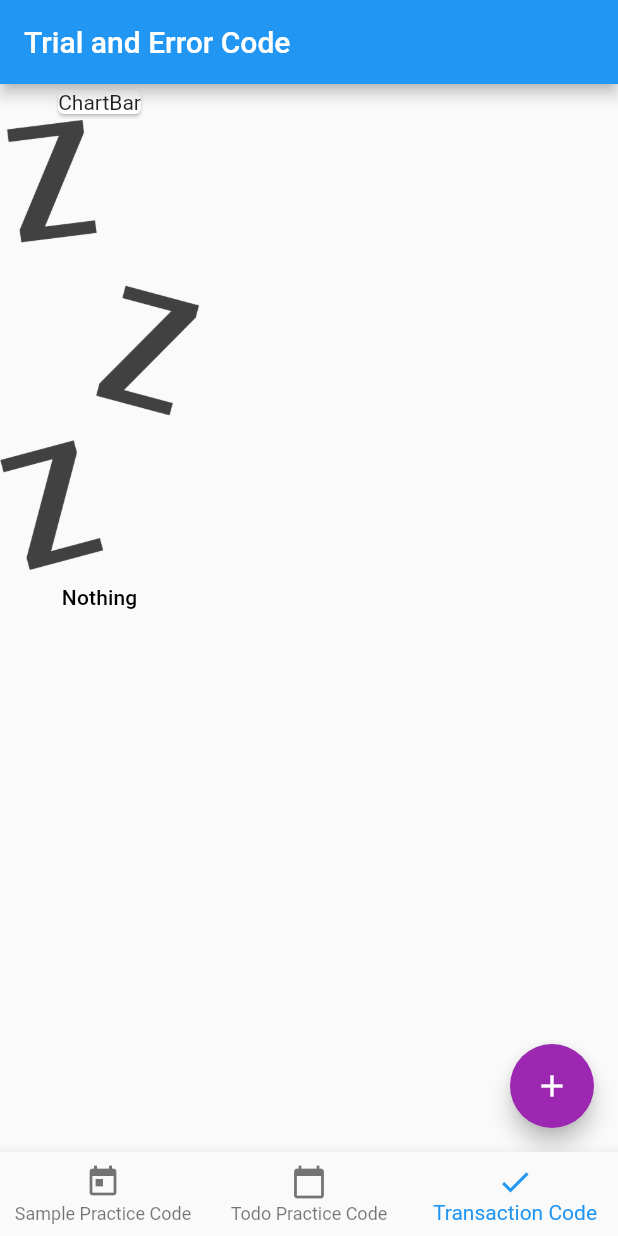
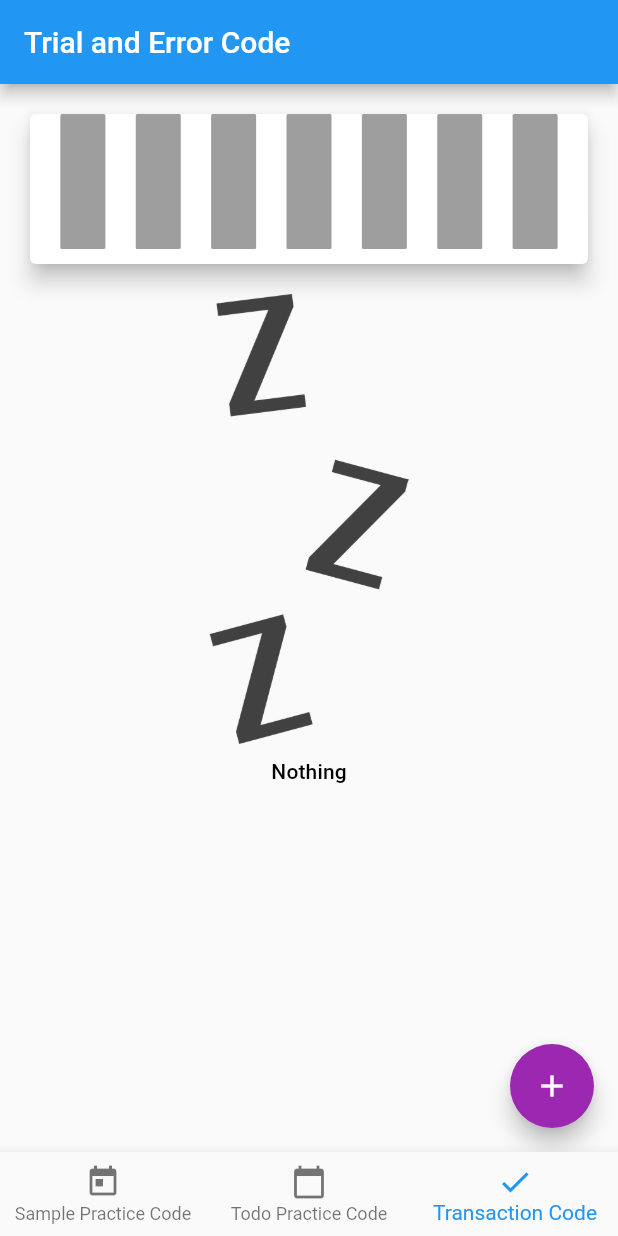
Before and after one commit to nevarwin/tryingflutter, a Flutter app: the screen it shows after launch, item 3 of the bottom bar chosen, on a phone screen of 412 x 824 dp. Run offline on Flutter 3.47's test engine with Material 2 defaults, Android fonts, the phone set to English and light mode, and no system bars; our stand-ins replace flutter_colorpicker, google_fonts.

Commit message:
added todochart

```diff
--- a/trying_flutter/lib/models/todo_class.dart
+++ b/trying_flutter/lib/models/todo_class.dart
@@ -4,6 +4,7 @@ class TodoClass {
   final String id;
   final String title;
   final String description;
+  final int number;
   final DateTime date;
   final Color color;
 
@@ -11,6 +12,7 @@ class TodoClass {
     required this.id,
     required this.title,
     required this.description,
+    required this.number,
     required this.date,
     this.color = Colors.blue,
   });
--- a/trying_flutter/lib/screens/todo_screen.dart
+++ b/trying_flutter/lib/screens/todo_screen.dart
@@ -17,6 +17,7 @@ class _TodoScreenState extends State<TodoScreen> {
       id: '1',
       title: 'title1',
       description: 'description1 ',
+      number: 1,
       date: DateTime.now(),
       color: Colors.teal,
     ),
@@ -24,6 +25,7 @@ class _TodoScreenState extends State<TodoScreen> {
       id: '2',
       title: 'title2',
       description: 'description2 ',
+      number: 1,
       date: DateTime.now(),
       color: Colors.orangeAccent,
     ),
@@ -33,12 +35,14 @@ class _TodoScreenState extends State<TodoScreen> {
     String title,
     String description,
     DateTime date,
+    int number,
     Color color,
   ) {
     final td = TodoClass(
       id: DateTime.now().toString(),
       title: title,
       description: description,
+      number: number,
       date: date,
       color: color,
     );
--- a/trying_flutter/lib/widgets/chart.dart
+++ b/trying_flutter/lib/widgets/chart.dart
@@ -1,5 +1,6 @@
 import 'package:flutter/material.dart';
 import 'package:intl/intl.dart';
+import 'package:trying_flutter/widgets/chart_bar.dart';
 import '../models/transaction.dart';
 
 class Chart extends StatelessWidget {
@@ -35,7 +36,14 @@ class Chart extends StatelessWidget {
   @override
   Widget build(BuildContext context) {
     return Card(
-      child: Text('ChartBar'),
+      elevation: 6,
+      margin: const EdgeInsets.all(20),
+      child: Row(
+        mainAxisAlignment: MainAxisAlignment.spaceEvenly,
+        children: groupedTransactionValues.map((data) {
+          return ChartBar();
+        }).toList(),
+      ),
     );
   }
 }
--- /dev/null
+++ b/trying_flutter/lib/widgets/chart_bar.dart
@@ -0,0 +1,22 @@
+import 'package:flutter/material.dart';
+
+class ChartBar extends StatelessWidget {
+  const ChartBar({Key? key}) : super(key: key);
+
+  @override
+  Widget build(BuildContext context) {
+    return Column(
+      children: [
+        Container(
+          height: 90,
+          width: 30,
+          decoration: BoxDecoration(
+            borderRadius: BorderRadius.circular(1),
+            color: Colors.grey,
+          ),
+        ),
+        const SizedBox(height: 10),
+      ],
+    );
+  }
+}
```
Also changed, not shown: trying_flutter/lib/widgets/todo practice code/new_todo.dart (+12 -2 lines), trying_flutter/lib/widgets/todo practice code/todo_chart.dart (added, +47 -0 lines).
